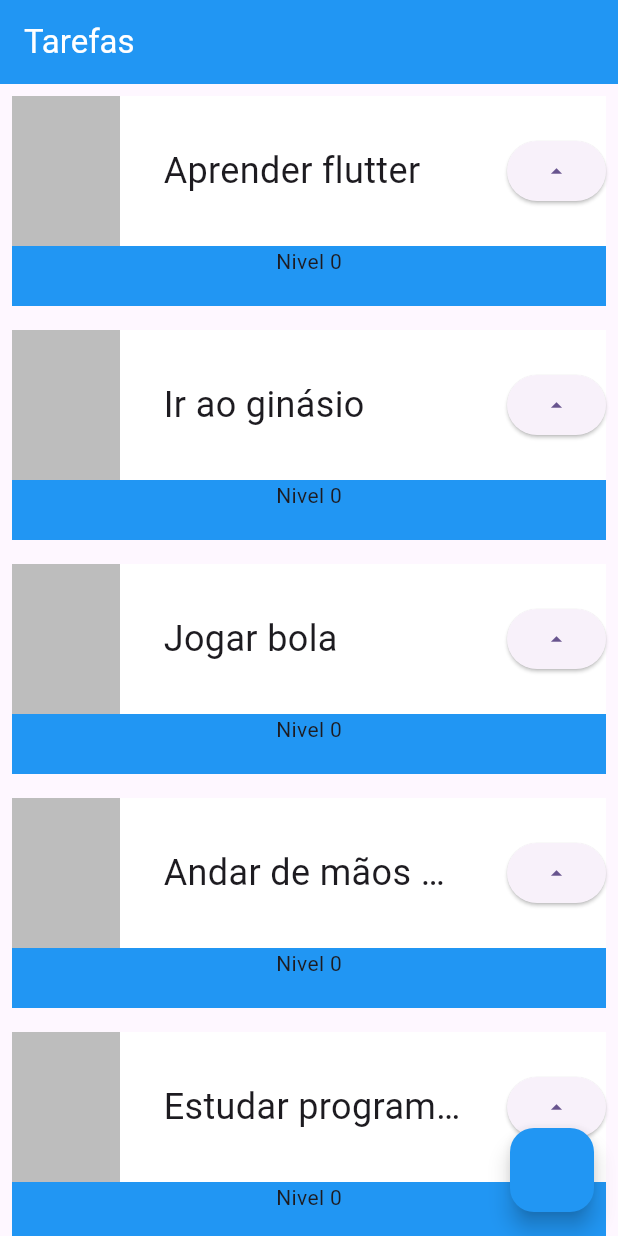
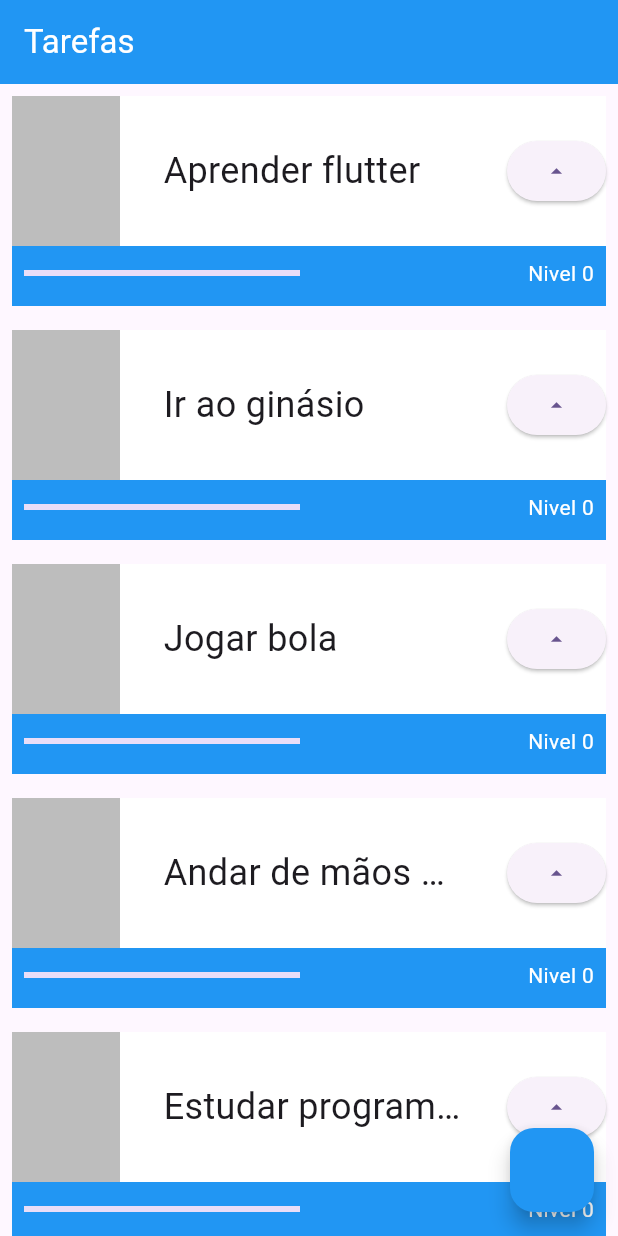
Before and after one commit to linusmanuel/learn-flutter, a Flutter app: the screen it shows after launch, on a phone screen of 412 x 824 dp. Run offline on Flutter 3.47's test engine with Material 3 defaults, Android fonts, the phone set to English and light mode, and no system bars.

Commit message:
3: novo widget linearProgressIndicator

```diff
--- a/lib/main.dart
+++ b/lib/main.dart
@@ -100,7 +100,28 @@ class _TaskState extends State<Task> {
                   ),
                 ),
                 Container(
-                  child: Text("Nivel $nivel"),
+                  child: Row(
+                    mainAxisAlignment: MainAxisAlignment.spaceBetween,
+                    children: [
+                      Container(
+                        child: Padding(
+                          padding: const EdgeInsets.all(8.0),
+                          child: LinearProgressIndicator(
+                            value: nivel / 10,
+                            color: Colors.white,
+                          ),
+                        ),
+                        width: 200,
+                      ),
+                      Padding(
+                        padding: const EdgeInsets.all(8.0),
+                        child: Text(
+                          "Nivel $nivel",
+                          style: TextStyle(color: Colors.white),
+                        ),
+                      ),
+                    ],
+                  ),
                 )
               ],
             )
```
